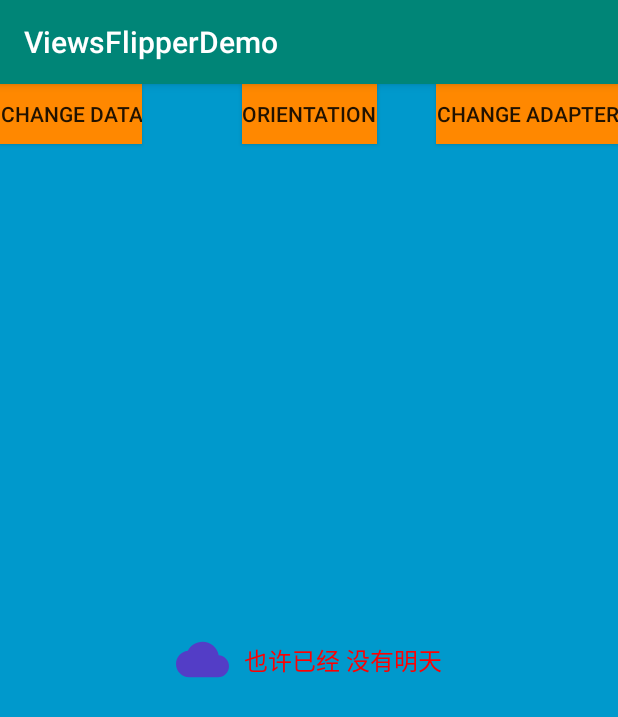
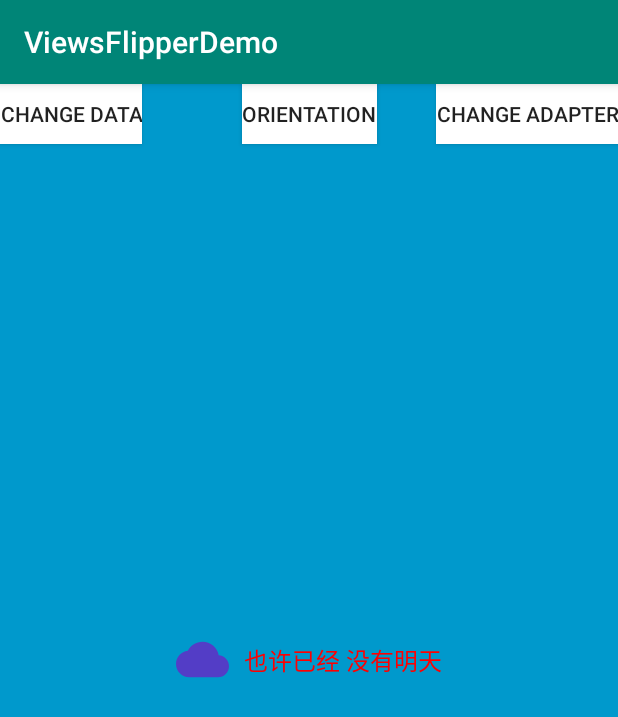
Before and after one commit to Mr1ee/ViewsFlipper, an Android app: the screen it shows after launch (MainActivity), on a phone screen of 412 x 824 dp. Shown: the top 717 px of the screen. Run offline under Robolectric (Android 15) with nearby library versions, the phone set to English and light mode, and no system bars.

Commit message:
add screen shot

```diff
--- /dev/null
+++ b/app/src/main/res/drawable/btn_press.xml
@@ -0,0 +1,5 @@
+<?xml version="1.0" encoding="utf-8"?>
+<selector xmlns:android="http://schemas.android.com/apk/res/android">
+	<item android:drawable="@color/colorAccent" android:state_pressed="true" />
+	<item android:drawable="@android:color/white" android:state_pressed="false" />
+</selector>
--- a/app/src/main/res/layout/activity_main.xml
+++ b/app/src/main/res/layout/activity_main.xml
@@ -11,35 +11,38 @@
 		android:id="@+id/btn_change_data"
 		android:layout_width="wrap_content"
 		android:layout_height="40dp"
-        android:background="@android:color/holo_orange_dark"
+		android:background="@drawable/btn_press"
+		android:foreground="?android:attr/selectableItemBackground"
 		android:gravity="center"
 		android:text="change data"
 		app:layout_constraintLeft_toLeftOf="parent"
 		app:layout_constraintTop_toTopOf="parent"
-        tools:ignore="HardcodedText" />
+		tools:ignore="HardcodedText,UnusedAttribute" />
 
 	<Button
 		android:id="@+id/btn_change_adapter"
 		android:layout_width="wrap_content"
 		android:layout_height="40dp"
-        android:background="@android:color/holo_orange_dark"
+		android:background="@drawable/btn_press"
+		android:foreground="?android:attr/selectableItemBackground"
 		android:gravity="center"
 		android:text="change adapter"
 		app:layout_constraintRight_toRightOf="parent"
 		app:layout_constraintTop_toTopOf="parent"
-        tools:ignore="HardcodedText" />
+		tools:ignore="HardcodedText,UnusedAttribute" />
 
 	<Button
 		android:id="@+id/btn_change_orientation"
 		android:layout_width="wrap_content"
 		android:layout_height="40dp"
-        android:background="@android:color/holo_orange_dark"
+		android:background="@drawable/btn_press"
+		android:foreground="?android:attr/selectableItemBackground"
 		android:gravity="center"
 		android:text="orientation"
 		app:layout_constraintLeft_toLeftOf="parent"
 		app:layout_constraintRight_toRightOf="parent"
 		app:layout_constraintTop_toTopOf="parent"
-        tools:ignore="HardcodedText" />
+		tools:ignore="HardcodedText,UnusedAttribute" />
 
 	<ImageView
 		android:layout_width="match_parent"
```
Also changed, not shown: 3 other files. Lines whose indentation alone changed are shown as unchanged.
